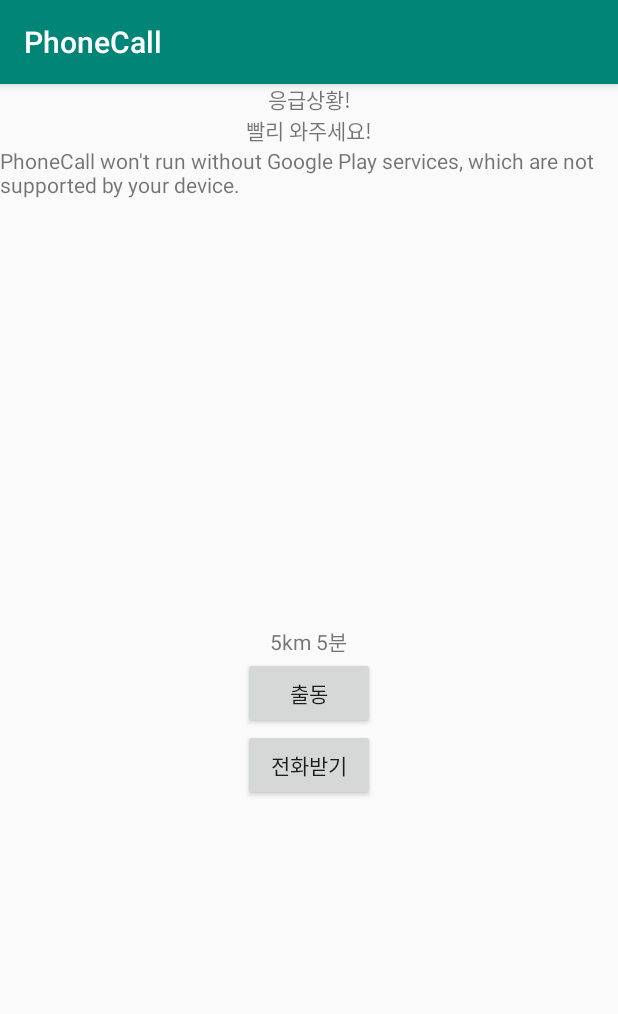
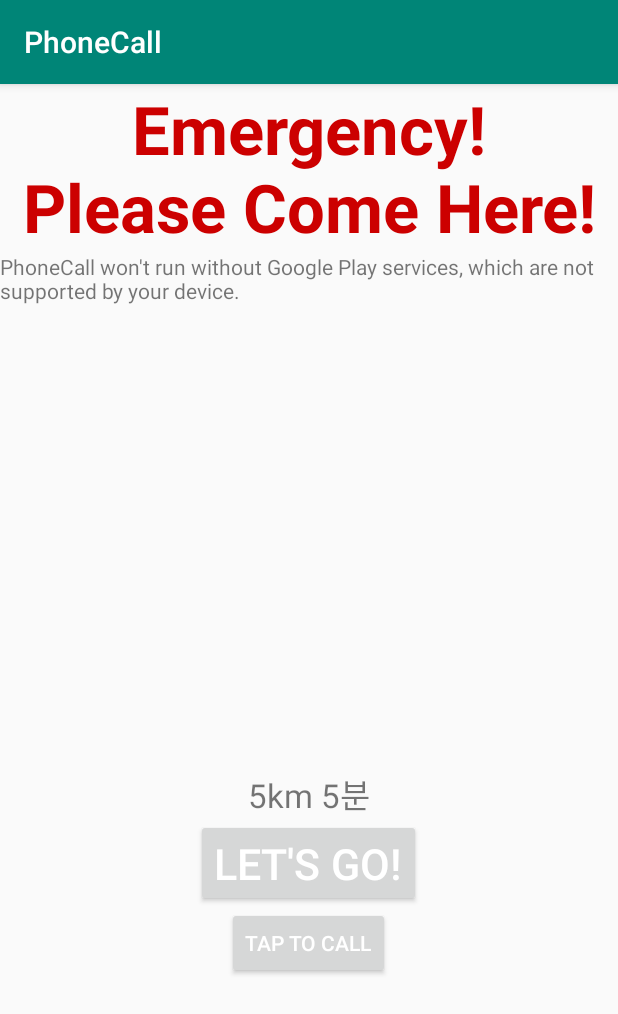
Before and after one commit to c-a-s-e/CASE_F, an Android app: the EmergencyMainActivity screen opened directly, with no data from a screen before it, on a phone screen of 412 x 824 dp. Shown: the top 1014 px of the screen. Run offline under Robolectric (Android 15) with nearby library versions, the phone set to English and light mode, and no system bars; 5 statements that could not run were skipped.

Commit message:
emergency main ui

```diff
--- a/app/src/main/res/layout/activity_emergency_main.xml
+++ b/app/src/main/res/layout/activity_emergency_main.xml
@@ -14,9 +14,12 @@
         <TextView
             android:layout_width="wrap_content"
             android:layout_height="wrap_content"
-            android:text="응급상황!\n빨리 와주세요!"
+            android:text="Emergency!\nPlease Come Here!"
             android:layout_gravity="center"
-            android:gravity="center" />
+            android:gravity="center"
+            android:textColor="@android:color/holo_red_dark"
+            android:textSize="20pt"
+            android:textStyle="bold"/>
 
         <fragment
             android:id="@+id/map"
@@ -32,31 +35,38 @@
             android:id="@+id/textview_sender_address"
             android:layout_width="wrap_content"
             android:layout_height="wrap_content"
-            android:text="QQ빌딩"
+            android:text="QQ Building"
             android:layout_gravity="center"
-            android:gravity="center" />
+            android:gravity="center"
+            android:textColor="@android:color/black"
+            android:textSize="15pt"/>
 
         <TextView
             android:id="@+id/textview_distance"
             android:layout_width="wrap_content"
             android:layout_height="wrap_content"
-            android:text="5km 5분"
+            android:text="5km 5min"
             android:layout_gravity="center"
-            android:gravity="center" />
+            android:gravity="center"
+            android:textSize="10pt"/>
 
         <Button
             android:id="@+id/button_go"
             android:layout_width="wrap_content"
             android:layout_height="wrap_content"
             android:layout_gravity="center_horizontal"
-            android:text="출동" />
+            android:text="Let's go!"
+            android:textColor="@android:color/white"
+            android:textSize="13pt"/>
 
         <Button
             android:id="@+id/button_call"
             android:layout_width="wrap_content"
             android:layout_height="wrap_content"
             android:layout_gravity="center_horizontal"
-            android:text="전화받기" />
+            android:text="Tap to Call"
+            android:textColor="@android:color/white"
+            />
 
     </LinearLayout>
 </androidx.constraintlayout.widget.ConstraintLayout>
```
